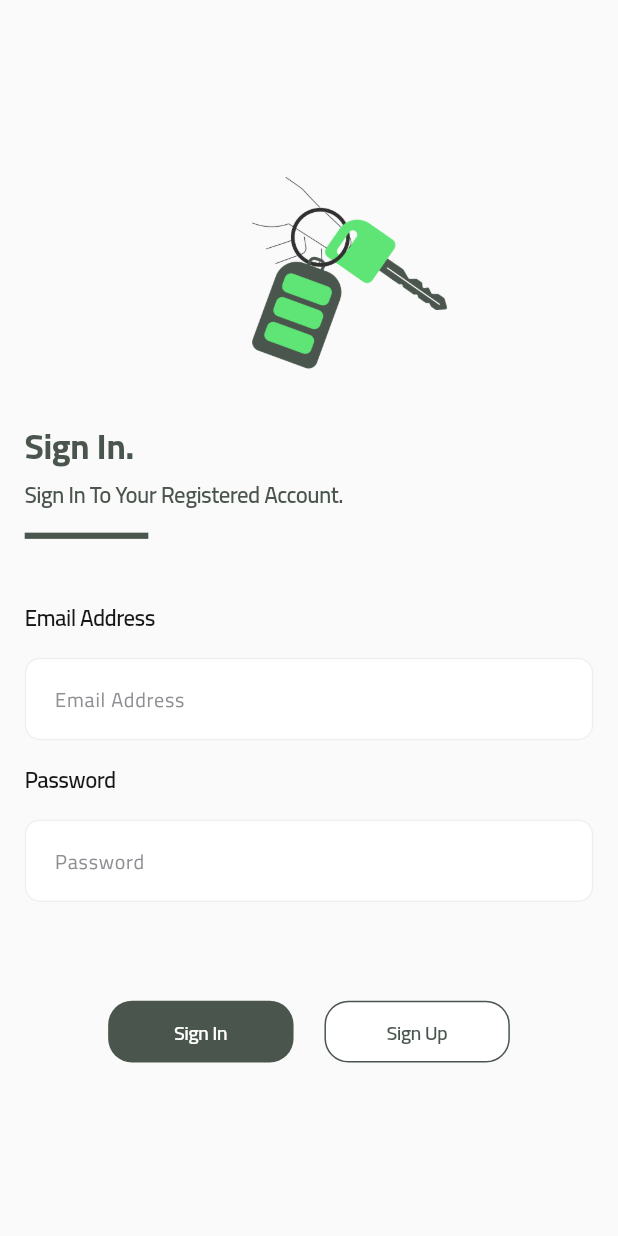
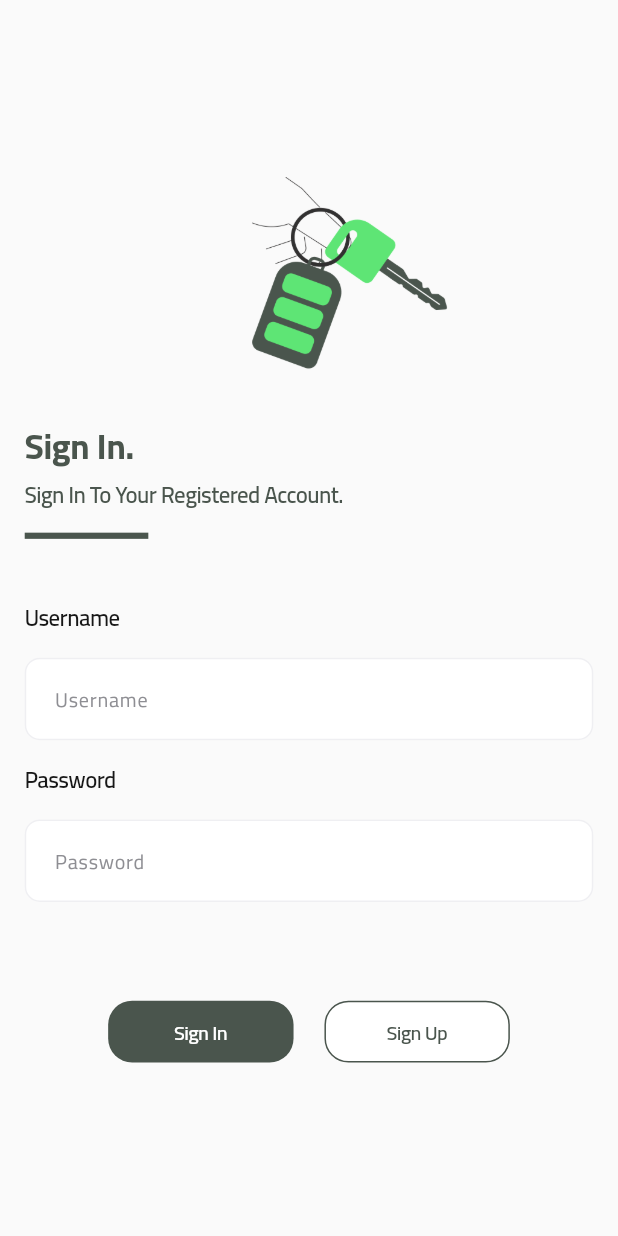
Before and after one commit to meory101/car-rental-app, a Flutter app: the LoginScreen screen opened directly, after a tap on "Sign In", on a phone screen of 412 x 824 dp. Run offline on Flutter 3.47's test engine with Material 3 defaults, Android fonts, the phone set to English and light mode, and no system bars; our stand-ins replace cached_network_image, carousel_slider, dots_indicator, dropdown_button2, flash, flutter_svg and 5 more; missing offline and left inert: dynamic_height_grid_view; accounts and stored records are empty; network calls fail.

Commit message:
working on auth entities

```diff
--- /dev/null
+++ b/lib/core/api/api_links.dart
@@ -0,0 +1,17 @@
+
+String _baseUrl = 'http://127.0.0.1:8000/';
+// String imageUrl = 'http://192.168.55.164:8000/storage/';
+
+class ApiGetUrl {
+
+
+}
+
+class ApiPostUrl {
+  static  String login = '${_baseUrl}account/login/';
+
+}
+
+class ApiDeleteUrl {}
+
+class ApiPutUrl {}
--- /dev/null
+++ b/lib/core/api/api_methods.dart
@@ -0,0 +1,28 @@
+
+import 'dart:convert';
+
+import 'package:http/http.dart'as http;
+ class HttpMethods{
+
+
+  postMethod(String url,var body)async{
+
+  http.Response response = await  http.post(
+      Uri.parse(url),
+      body: body,
+
+
+    );
+  return response;
+  }
+
+  getMethod(String url,)async{
+
+    http.Response response = await  http.get(
+      Uri.parse(url),
+
+
+    );
+    return response;
+  }
+}
--- /dev/null
+++ b/lib/feature/auth/models/auth_response_entity.dart
@@ -0,0 +1,108 @@
+import 'dart:convert';
+/// refresh : "eyJhbGciOiJIUzI1NiIsInR5cCI6IkpXVCJ9.eyJ0b2tlbl90eXBlIjoicmVmcmVzaCIsImV4cCI6MTczOTA4Njc2MCwiaWF0IjoxNzM5MDAwMzYwLCJqdGkiOiJhNTJjYjA5YzdiMDI0NTYyOWU0ZDMxMDAyNWM5ZDhhZiIsInVzZXJfaWQiOjF9.eWcZiELTdtdz_VxSAY9MTD0x0E45DsJ_6ufGTd8EVXY"
+/// access : "eyJhbGciOiJIUzI1NiIsInR5cCI6IkpXVCJ9.eyJ0b2tlbl90eXBlIjoiYWNjZXNzIiwiZXhwIjoxNzM5MDA2MzYwLCJpYXQiOjE3MzkwMDAzNjAsImp0aSI6IjNiZTg5MDkzMzg3ZDRhOTNiOTRmNGRkMDZmOTRjMzA2IiwidXNlcl9pZCI6MX0.5GakgdlAF29B1WppRyRG7j4AsVQEMY-4G1sPpnzCUx4"
+/// first_name : "mohammd"
+/// last_name : "karrom"
+/// email : "mk@gmail.com"
+/// phone : "0936793213"
+/// id_number : null
+/// id_front_image : null
+/// id_back_image : null
+/// driving_license_image : null
+
+AuthResponseEntity authResponseEntityFromJson(String str) => AuthResponseEntity.fromJson(json.decode(str));
+String authResponseEntityToJson(AuthResponseEntity data) => json.encode(data.toJson());
+class AuthResponseEntity {
+  AuthResponseEntity({
+      String? refresh,
+      String? access,
+      String? firstName,
+      String? lastName,
+      String? email,
+      String? phone,
+      dynamic idNumber,
+      dynamic idFrontImage,
+      dynamic idBackImage,
+      dynamic drivingLicenseImage,}){
+    _refresh = refresh;
+    _access = access;
+    _firstName = firstName;
+    _lastName = lastName;
+    _email = email;
+    _phone = phone;
+    _idNumber = idNumber;
+    _idFrontImage = idFrontImage;
+    _idBackImage = idBackImage;
+    _drivingLicenseImage = drivingLicenseImage;
+}
+
+  AuthResponseEntity.fromJson(dynamic json) {
+    _refresh = json['refresh'];
+    _access = json['access'];
+    _firstName = json['first_name'];
+    _lastName = json['last_name'];
+    _email = json['email'];
+    _phone = json['phone'];
+    _idNumber = json['id_number'];
+    _idFrontImage = json['id_front_image'];
+    _idBackImage = json['id_back_image'];
+    _drivingLicenseImage = json['driving_license_image'];
+  }
+  String? _refresh;
+  String? _access;
+  String? _firstName;
+  String? _lastName;
+  String? _email;
+  String? _phone;
+  dynamic _idNumber;
+  dynamic _idFrontImage;
+  dynamic _idBackImage;
+  dynamic _drivingLicenseImage;
+AuthResponseEntity copyWith({  String? refresh,
+  String? access,
+  String? firstName,
+  String? lastName,
+  String? email,
+  String? phone,
+  dynamic idNumber,
+  dynamic idFrontImage,
+  dynamic idBackImage,
+  dynamic drivingLicenseImage,
+}) => AuthResponseEntity(  refresh: refresh ?? _refresh,
+  access: access ?? _access,
+  firstName: firstName ?? _firstName,
+  lastName: lastName ?? _lastName,
+  email: email ?? _email,
+  phone: phone ?? _phone,
+  idNumber: idNumber ?? _idNumber,
+  idFrontImage: idFrontImage ?? _idFrontImage,
+  idBackImage: idBackImage ?? _idBackImage,
+  drivingLicenseImage: drivingLicenseImage ?? _drivingLicenseImage,
+);
+  String? get refresh => _refresh;
+  String? get access => _access;
+  String? get firstName => _firstName;
+  String? get lastName => _lastName;
+  String? get email => _email;
+  String? get phone => _phone;
+  dynamic get idNumber => _idNumber;
+  dynamic get idFrontImage => _idFrontImage;
+  dynamic get idBackImage => _idBackImage;
+  dynamic get drivingLicenseImage => _drivingLicenseImage;
+
+  Map<String, dynamic> toJson() {
+    final map = <String, dynamic>{};
+    map['refresh'] = _refresh;
+    map['access'] = _access;
+    map['first_name'] = _firstName;
+    map['last_name'] = _lastName;
+    map['email'] = _email;
+    map['phone'] = _phone;
+    map['id_number'] = _idNumber;
+    map['id_front_image'] = _idFrontImage;
+    map['id_back_image'] = _idBackImage;
+    map['driving_license_image'] = _drivingLicenseImage;
+    return map;
+  }
+
+}
--- /dev/null
+++ b/lib/feature/auth/models/login_request_entity.dart
@@ -0,0 +1,44 @@
+import 'dart:convert';
+/// username : "zxc"
+/// password : "123"
+
+LoginRequestEntity loginRequestEntityFromJson(String str) => LoginRequestEntity.fromJson(json.decode(str));
+String loginRequestEntityToJson(LoginRequestEntity data) => json.encode(data.toJson());
+class LoginRequestEntity {
+  LoginRequestEntity({
+      String? username,
+      String? password,}){
+    _username = username;
+    _password = password;
+}
+
+  LoginRequestEntity.fromJson(dynamic json) {
+    _username = json['username'];
+    _password = json['password'];
+  }
+  String? _username;
+
+  set username(String? value) {
+    _username = value;
+  }
+
+  String? _password;
+LoginRequestEntity copyWith({  String? username,
+  String? password,
+}) => LoginRequestEntity(  username: username ?? _username,
+  password: password ?? _password,
+);
+  String? get username => _username;
+  String? get password => _password;
+
+  Map<String, dynamic> toJson() {
+    final map = <String, dynamic>{};
+    map['username'] = _username;
+    map['password'] = _password;
+    return map;
+  }
+
+  set password(String?value) {
+    _password = value;
+  }
+}
--- a/lib/feature/auth/screen/login_screen.dart
+++ b/lib/feature/auth/screen/login_screen.dart
@@ -1,6 +1,11 @@
+import 'package:car_rental_app/core/api/api_links.dart';
+import 'package:car_rental_app/core/storage/shared/shared_pref.dart';
+import 'package:car_rental_app/feature/auth/models/auth_response_entity.dart';
+import 'package:car_rental_app/feature/auth/models/login_request_entity.dart';
 import 'package:car_rental_app/feature/auth/screen/register_screen.dart';
 import 'package:flutter/material.dart';
 import 'package:flutter_svg/svg.dart';
+import '../../../core/api/api_methods.dart';
 import '../../../core/resource/color_manager.dart';
 import '../../../core/resource/font_manager.dart';
 import '../../../core/resource/icon_manager.dart';
@@ -9,7 +14,7 @@ import '../../../core/widget/button/main_app_button.dart';
 import '../../../core/widget/form_field/title_app_form_filed.dart';
 import '../../../core/widget/image/main_image_widget.dart';
 import '../../../core/widget/text/app_text_widget.dart';
-
+import 'package:http/http.dart' as http;
 class LoginScreen extends StatefulWidget {
   const LoginScreen({super.key});
 
@@ -18,10 +23,10 @@ class LoginScreen extends StatefulWidget {
 }
 
 class _LoginScreenState extends State<LoginScreen> {
-  final TextEditingController email = TextEditingController();
+  final TextEditingController username = TextEditingController();
   final TextEditingController password = TextEditingController();
   final GlobalKey<FormState> fkey = GlobalKey();
-
+  LoginRequestEntity entity = LoginRequestEntity();
   void onSignUpClicked() {
     Navigator.of(context).pushReplacement(MaterialPageRoute(
       builder: (context) {
@@ -30,7 +35,29 @@ class _LoginScreenState extends State<LoginScreen> {
     ));
   }
 
-  void SignInClicked() async {}
+  void signInClicked() async {
+    entity.username = username.text;
+    entity.password = password.text;
+    http.Response response =
+    await HttpMethods().postMethod(ApiPostUrl.login,entity.toJson());
+    AuthResponseEntity authResponseEntity;
+    if (response.statusCode == 200) {
+      authResponseEntity = authResponseEntityFromJson(response.body);
+      AppSharedPreferences.cashToken(token: authResponseEntity.access??"");
+    } else {
+      ScaffoldMessenger.of(context).showSnackBar(
+        SnackBar(
+          content: AppTextWidget(
+            text: "Failed To Login",
+            color: AppColorManager.white,
+            fontSize: FontSizeManager.fs14,
+            fontWeight: FontWeight.w700,
+            overflow: TextOverflow.visible,
+          ),
+        ),
+      );
+    }
+  }
 
   @override
   Widget build(BuildContext context) {
@@ -92,10 +119,10 @@ class _LoginScreenState extends State<LoginScreen> {
                       height: AppHeightManager.h5,
                     ),
                     TitleAppFormFiled(
-                      hint: "Email Address",
-                      title: "Email Address",
+                      hint: "Username",
+                      title: "Username",
                       onChanged: (value) {
-                        email.text = value ?? "";
+                        username.text = value ?? "";
                         return null;
                       },
                       validator: (value) {
@@ -129,7 +156,7 @@ class _LoginScreenState extends State<LoginScreen> {
                       mainAxisAlignment: MainAxisAlignment.center,
                       children: [
                         MainAppButton(
-                          onTap: SignInClicked,
+                          onTap: signInClicked,
                           alignment: Alignment.center,
                           width: AppWidthManager.w30,
                           height: AppHeightManager.h5,
--- a/lib/feature/home/widget/car_main_info.dart
+++ b/lib/feature/home/widget/car_main_info.dart
@@ -51,7 +51,7 @@ class _CarMainInfoState extends State<CarMainInfo> {
                   width: AppWidthManager.w1Point2,
                 ),
                 AppTextWidget(
-                  text: "Nour Nour",
+                  text: "nss,ss,,s,,,ss",
                   fontSize: FontSizeManager.fs15,
                   fontWeight: FontWeight.w400,
                   overflow: TextOverflow.ellipsis,
--- a/lib/feature/home/widget/expansion_list.dart
+++ b/lib/feature/home/widget/expansion_list.dart
@@ -1,8 +1,7 @@
 import 'package:flutter/material.dart';
 
 
-/// Eng.Nour Othman(meory)*
-/// 26 Dec 2024
+
 
 const double _kPanelHeaderCollapsedHeight = kMinInteractiveDimension;
 const EdgeInsets _kPanelHeaderExpandedDefaultPadding = EdgeInsets.symmetric(
--- a/lib/main.dart
+++ b/lib/main.dart
@@ -21,7 +21,6 @@ void main() async {
     systemNavigationBarIconBrightness: Brightness.dark,
     systemNavigationBarColor: AppColorManager.background,
   ));
-
   runApp(
     CarRentalApp(),
   );
```
Also changed, not shown: lib/feature/auth/models/register_request_entity.dart (added, +81 -0 lines).
